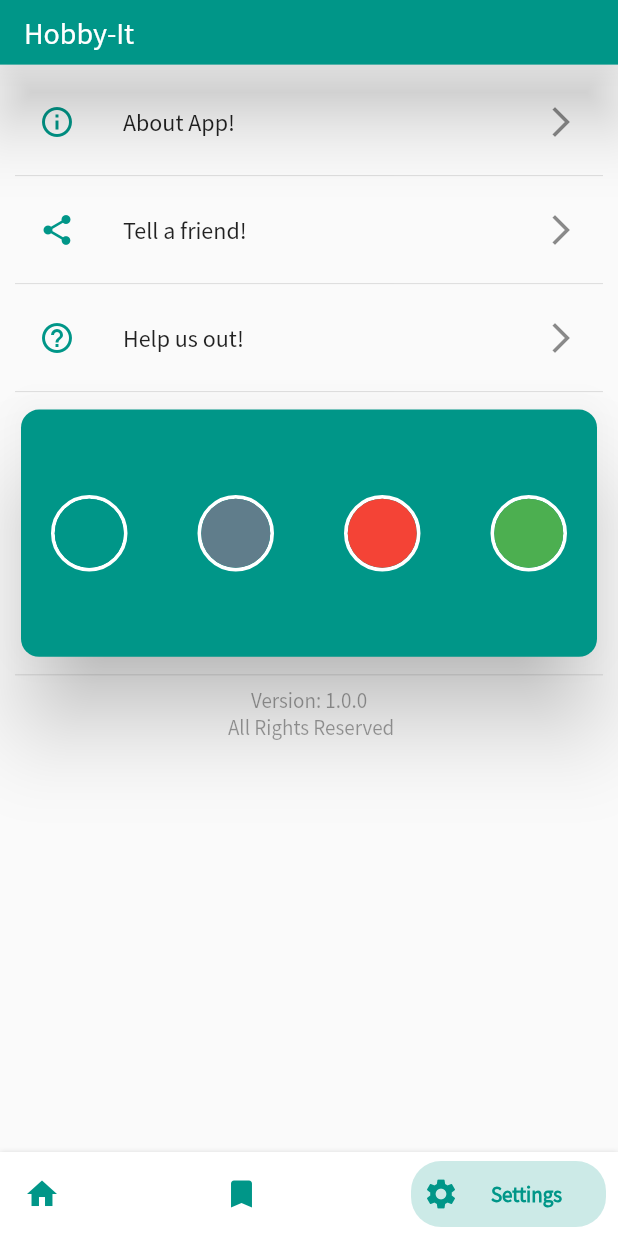
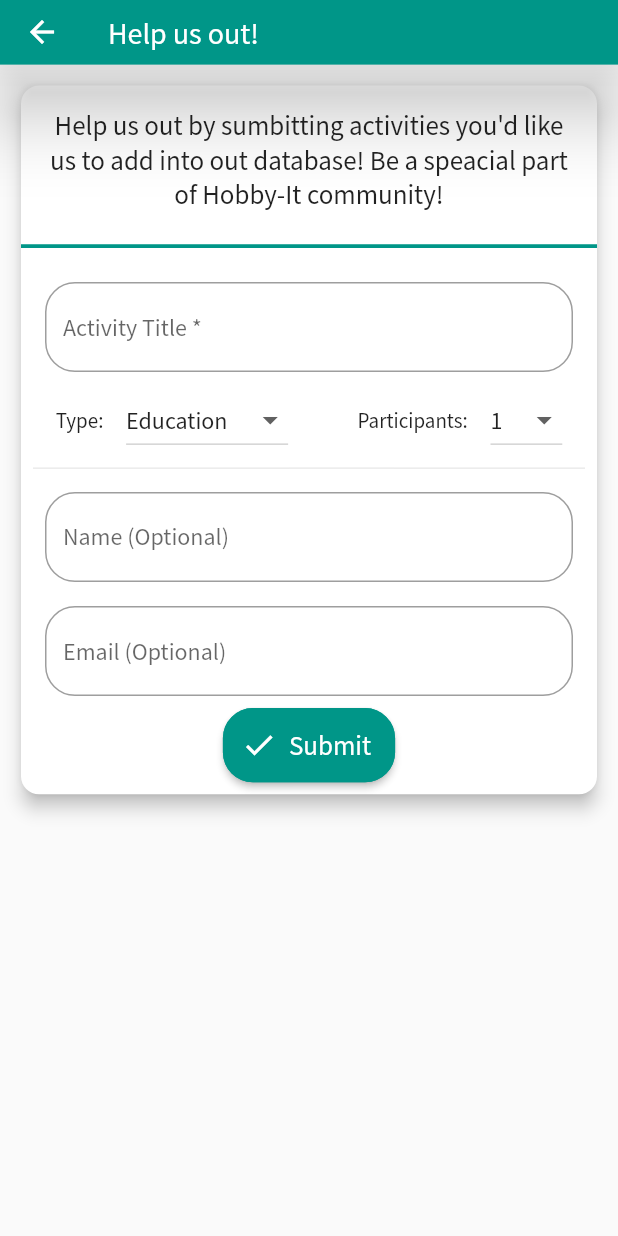
Before and after one commit to prabhaskumra/I-am-bored, a Flutter app: the screen it shows after launch, item 3 of the bottom bar chosen, after a tap on "Help us out!", on a phone screen of 412 x 824 dp. Run offline on Flutter 3.47's test engine with Material 2 defaults, Android fonts, the phone set to English and light mode, and no system bars; drawn by our look-alikes of bottom_navy_bar; our stand-ins replace flutter_linkify, share, sqflite; missing offline and left inert: add_2_calendar; accounts and stored records are empty.

Commit message:
added submission screen

```diff
--- a/i_am_bored/lib/main.dart
+++ b/i_am_bored/lib/main.dart
@@ -9,6 +9,7 @@
 import './screens/main_screen.dart';
 import './screens/list_detail_screen.dart';
 import './provider/theme_data.dart';
+import './screens/submissions_screen.dart';
 
 void main() {
   runApp(MyApp());
@@ -60,6 +61,7 @@
               DonationScreen.routeName: (ctx) => DonationScreen(),
               MainScreen.routeName: (ctx) => MainScreen(),
               ListDetailScreen.routeName: (ctx) => ListDetailScreen(),
+              SubmissionScreen.routeName: (ctx) => SubmissionScreen(),
             },
           );
         },
--- a/i_am_bored/lib/screens/settings_screen.dart
+++ b/i_am_bored/lib/screens/settings_screen.dart
@@ -1,5 +1,6 @@
 import 'package:flutter/material.dart';
 import 'package:flutter/services.dart';
+import 'package:i_am_bored/screens/submissions_screen.dart';
 import 'package:provider/provider.dart';
 
 import '../provider/theme_data.dart';
@@ -79,7 +80,9 @@
               Icons.arrow_forward_ios,
               // color: Theme.of(context).primaryColor,
             ),
-            onTap: () {},
+            onTap: () {
+              Navigator.of(context).pushNamed(SubmissionScreen.routeName);
+            },
           ),
           Divider(),
           Card(
--- /dev/null
+++ b/i_am_bored/lib/screens/submissions_screen.dart
@@ -0,0 +1,214 @@
+import 'package:flutter/material.dart';
+import 'dart:io';
+
+class SubmissionScreen extends StatefulWidget {
+  @override
+  _SubmissionScreenState createState() => _SubmissionScreenState();
+  static const routeName = '/submissions';
+}
+
+class _SubmissionScreenState extends State<SubmissionScreen> {
+  var val = 'Education';
+  var participantsVal = "1";
+
+  @override
+  Widget build(BuildContext context) {
+    return Scaffold(
+      appBar: AppBar(
+        title: Text("Help us out!"),
+        toolbarHeight: kToolbarHeight / 1.3,
+        elevation: 20,
+      ),
+      body: SingleChildScrollView(
+        child: Container(
+          padding: EdgeInsets.all(10),
+          // height: MediaQuery.of(context).size.height * 0.8,
+          child: Card(
+            elevation: 5,
+            shape: RoundedRectangleBorder(
+              borderRadius: BorderRadius.circular(12),
+            ),
+            child: Column(
+              children: [
+                Padding(
+                  padding: const EdgeInsets.all(15),
+                  child: Text(
+                    "Help us out by sumbitting activities you'd like us to add into out database! Be a speacial part of Hobby-It community!",
+                    textAlign: TextAlign.center,
+                    style: TextStyle(
+                      fontSize: 18,
+                    ),
+                  ),
+                ),
+                Divider(
+                  color: Theme.of(context).primaryColor,
+                  thickness: 2.5,
+                ),
+                Padding(
+                  padding: const EdgeInsets.all(8.0),
+                  child: Column(
+                    children: [
+                      Padding(
+                        padding: const EdgeInsets.all(8.0),
+                        child: TextFormField(
+                          // initialValue: widget.receivedList[DatabaseHelper.notes],
+                          // initialValue: _myTextController.text,
+                          // controller: _myTextController,
+                          decoration: new InputDecoration(
+                            labelText: 'Activity Title *',
+                            alignLabelWithHint: true,
+                            fillColor: Colors.white,
+                            border: new OutlineInputBorder(
+                              borderRadius: new BorderRadius.circular(20.0),
+                              borderSide: new BorderSide(),
+                            ),
+                          ),
+                        ),
+                      ),
+                      Row(
+                        mainAxisAlignment: MainAxisAlignment.spaceEvenly,
+                        children: [
+                          Text("Type:"),
+                          DropdownButton<String>(
+                            value: val,
+                            // hint: Text("TYpe"),
+                            focusColor: Theme.of(context).primaryColor,
+                            items: <String>[
+                              "Education",
+                              "Recreational",
+                              "Social",
+                              "DIY",
+                              "Charity",
+                              "Cooking",
+                              "Relaxation",
+                              "Music",
+                              "Busywork",
+                              "Other",
+                            ].map<DropdownMenuItem<String>>((String value) {
+                              return DropdownMenuItem<String>(
+                                value: value,
+                                child: Text(value),
+                              );
+                            }).toList(),
+                            onChanged: (newVal) {
+                              setState(() {
+                                val = newVal;
+                              });
+                            },
+                          ),
+                          VerticalDivider(),
+                          Text("Participants:"),
+                          DropdownButton<String>(
+                            value: participantsVal,
+                            // hint: Text("TYpe"),
+                            focusColor: Theme.of(context).primaryColor,
+                            items: <String>[
+                              "1",
+                              "2",
+                              "3",
+                              "4",
+                              "5",
+                              "6",
+                              "7",
+                              "8",
+                              "9",
+                              "10",
+                              ">10"
+                            ].map<DropdownMenuItem<String>>((String value) {
+                              return DropdownMenuItem<String>(
+                                value: value,
+                                child: Text(value),
+                              );
+                            }).toList(),
+                            onChanged: (newVal) {
+                              setState(() {
+                                participantsVal = newVal;
+                              });
+                            },
+                          ),
+                        ],
+                      ),
+                      Divider(),
+                      Padding(
+                        padding: const EdgeInsets.all(8.0),
+                        child: TextFormField(
+                          // initialValue: widget.receivedList[DatabaseHelper.notes],
+                          // initialValue: _myTextController.text,
+                          // controller: _myTextController,
+
+                          decoration: new InputDecoration(
+                            labelText: 'Name (Optional)',
+                            // hintText: 'Optional',
+                            // alignLabelWithHint: true,
+                            fillColor: Colors.white,
+                            border: new OutlineInputBorder(
+                              borderRadius: new BorderRadius.circular(20.0),
+                              borderSide: new BorderSide(),
+                            ),
+                          ),
+                        ),
+                      ),
+                      Padding(
+                        padding: const EdgeInsets.all(8.0),
+                        child: TextFormField(
+                          // initialValue: widget.receivedList[DatabaseHelper.notes],
+                          // initialValue: _myTextController.text,
+                          // controller: _myTextController,
+
+                          decoration: new InputDecoration(
+                            labelText: 'Email (Optional)',
+                            alignLabelWithHint: true,
+                            fillColor: Colors.white,
+                            border: new OutlineInputBorder(
+                              borderRadius: new BorderRadius.circular(20.0),
+                              borderSide: new BorderSide(),
+                            ),
+                          ),
+                        ),
+                      ),
+                      Container(
+                        // width: mediaQuery.size.width * 0.6,
+                        // width: double.infinity,
+                        // height: 45,
+                        height: MediaQuery.of(context).size.height * .06,
+                        // padding: EdgeInsets.all(8.0),
+
+                        // decoration: boxDecoration,
+                        child: RaisedButton.icon(
+                          // shadowColor: Theme.of(context).primaryColorDark,
+                          // elevation: 20,
+                          shape: RoundedRectangleBorder(
+                            borderRadius: BorderRadius.circular(20.0),
+                            side: BorderSide(
+                                color: Theme.of(context).primaryColor),
+                          ),
+
+                          label: Text(
+                            "Submit",
+                            style: TextStyle(color: Colors.white, fontSize: 18),
+                          ),
+                          icon: Icon(
+                            Icons.done,
+                            color: Colors.white,
+                          ),
+                          onPressed: () {},
+                          color: Theme.of(context).primaryColor,
+                        ),
+                      ),
+                    ],
+                  ),
+                ),
+              ],
+            ),
+          ),
+        ),
+      ),
+    );
+  }
+
+  DropdownMenuItem buildDropdownMenuItem(String type) {
+    return DropdownMenuItem(
+      child: Text(type),
+    );
+  }
+}
```
